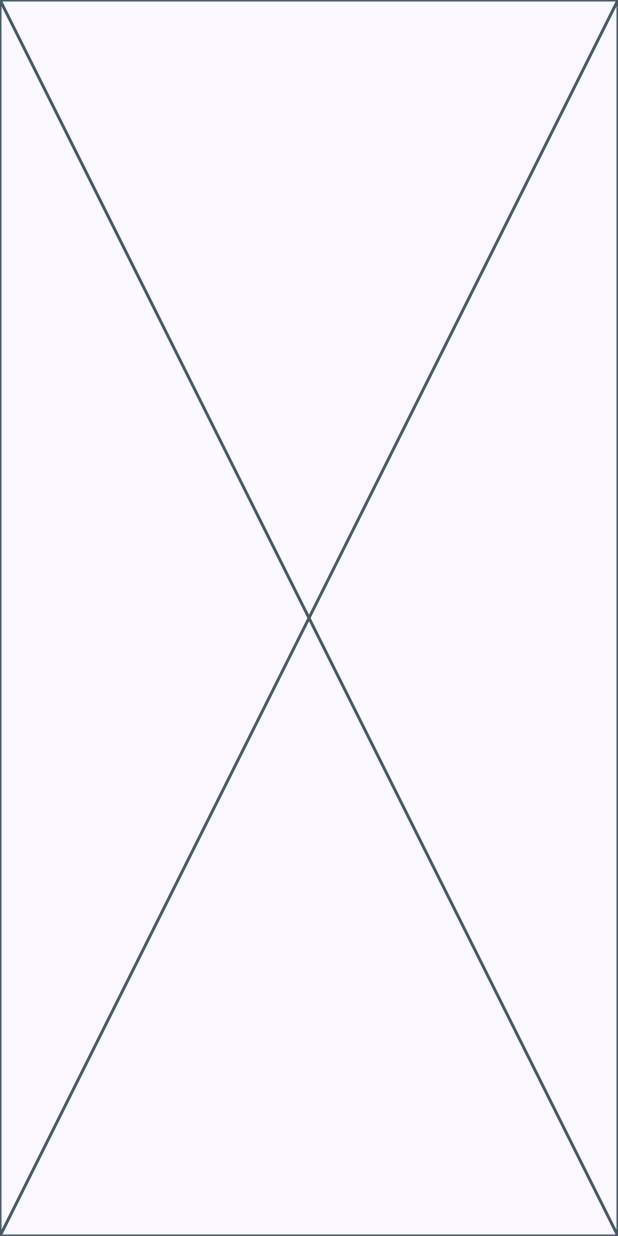
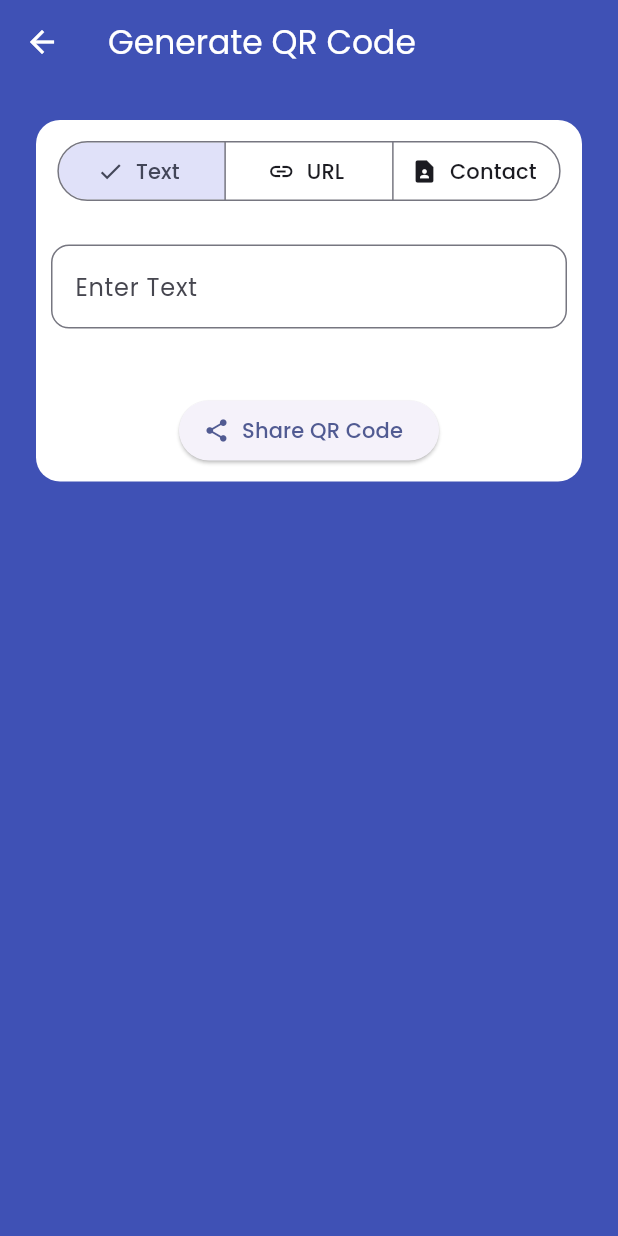
Before and after one commit to AbdulazizShaban2003/QR-code-scanner, a Flutter app: the QrGeneratorScreen screen opened directly, on a phone screen of 412 x 824 dp. Run offline on Flutter 3.47's test engine with Material 3 defaults, Android fonts, the phone set to English and light mode, and no system bars; our stand-ins replace google_fonts, qr_flutter, screenshot, share_plus.

Commit message:
install all tools && finsh generate QR code

```diff
--- a/lib/features/home/presentation/view/qr_generator_screen.dart
+++ b/lib/features/home/presentation/view/qr_generator_screen.dart
@@ -1,9 +1,10 @@
 import 'dart:io';
-
 import 'package:flutter/material.dart';
+import 'package:google_fonts/google_fonts.dart';
 import 'package:path_provider/path_provider.dart';
 import 'package:screenshot/screenshot.dart';
 import 'package:share_plus/share_plus.dart';
+import 'package:qr_flutter/qr_flutter.dart';
 
 class QrGeneratorScreen extends StatefulWidget {
   const QrGeneratorScreen({super.key});
@@ -11,6 +12,7 @@ class QrGeneratorScreen extends StatefulWidget {
   @override
   State<QrGeneratorScreen> createState() => _QrGeneratorScreenState();
 }
+
 class _QrGeneratorScreenState extends State<QrGeneratorScreen> {
   final TextEditingController _textController = TextEditingController();
   final ScreenshotController _screenshotController = ScreenshotController();
@@ -22,45 +24,46 @@ class _QrGeneratorScreenState extends State<QrGeneratorScreen> {
     'email': TextEditingController(),
     'url': TextEditingController(),
   };
+
   String _generateQrData() {
     switch (selectedType) {
       case 'contact':
-        return ''' BEGIN:VCARD
-        VERSION:3.0
-        FN:${_controllers['name']?.text}
-         TEL:${_controllers['phone']?.text}
-        EMAIL:${_controllers['email']?.text}
-        END:VCARD''';
-      case 'Url':
-        String Url = _controllers['Url']?.text ?? '';
-        if (!Url.startsWith('http://') && !Url.startsWith('https://')) {
-          Url = 'https://$Url';
+        return '''BEGIN:VCARD
+VERSION:3.0
+FN:${_controllers['name']?.text}
+TEL:${_controllers['phone']?.text}
+EMAIL:${_controllers['email']?.text}
+END:VCARD''';
+      case 'url':
+        String url = _controllers['url']?.text ?? '';
+        if (!url.startsWith('http://') && !url.startsWith('https://')) {
+          url = 'https://$url';
         }
-        return Url;
+        return url;
       default:
         return _textController.text;
     }
   }
+
   Future<void> _shareQRCode() async {
     final directory = await getApplicationDocumentsDirectory();
     final imagePath = '${directory.path}/qr_code.png';
     final capture = await _screenshotController.capture();
-    if (capture == null) return null;
+    if (capture == null) return;
 
     File imageFile = File(imagePath);
     await imageFile.writeAsBytes(capture);
     await Share.shareXFiles([XFile(imagePath)], text: "Share QR Code");
   }
+
   Widget _buildTextField(TextEditingController controller, String label) {
     return Padding(
-      padding: EdgeInsets.only(bottom: 16),
+      padding: const EdgeInsets.only(bottom: 16),
       child: TextField(
         controller: controller,
         decoration: InputDecoration(
           labelText: label,
-          border: OutlineInputBorder(
-            borderRadius: BorderRadius.circular(12),
-          ),
+          border: OutlineInputBorder(borderRadius: BorderRadius.circular(12)),
         ),
         onChanged: (_) {
           setState(() {
@@ -70,8 +73,9 @@ class _QrGeneratorScreenState extends State<QrGeneratorScreen> {
       ),
     );
   }
+
   Widget _buildInputTextField() {
-    switch(selectedType){
+    switch (selectedType) {
       case 'contact':
         return Column(
           children: [
@@ -80,16 +84,14 @@ class _QrGeneratorScreenState extends State<QrGeneratorScreen> {
             _buildTextField(_controllers['email']!, "Email"),
           ],
         );
-      case 'Url':
-        return _buildTextField(_controllers['Url']!, "URL");
+      case 'url':
+        return _buildTextField(_controllers['url']!, "URL");
       default:
         return TextField(
           controller: _textController,
           decoration: InputDecoration(
             labelText: "Enter Text",
-            border: OutlineInputBorder(
-              borderRadius: BorderRadius.circular(12),
-            ),
+            border: OutlineInputBorder(borderRadius: BorderRadius.circular(12)),
           ),
           onChanged: (value) {
             setState(() {
@@ -102,6 +104,107 @@ class _QrGeneratorScreenState extends State<QrGeneratorScreen> {
 
   @override
   Widget build(BuildContext context) {
-    return const Placeholder();
+    return Scaffold(
+      backgroundColor: Colors.indigo,
+      appBar: AppBar(
+        foregroundColor: Colors.white,
+        backgroundColor: Colors.indigo,
+        elevation: 0,
+        title: Text("Generate QR Code", style: GoogleFonts.poppins()),
+      ),
+      body: Padding(
+        padding: const EdgeInsets.all(20),
+        child: SingleChildScrollView(
+          child: Column(
+            crossAxisAlignment: CrossAxisAlignment.center,
+            children: [
+              Card(
+                color: Colors.white,
+                elevation: 0,
+                shape: RoundedRectangleBorder(
+                  borderRadius: BorderRadius.circular(16),
+                ),
+                child: Padding(
+                  padding: const EdgeInsets.all(10),
+                  child: Column(
+                    mainAxisAlignment: MainAxisAlignment.center,
+                    children: [
+                      SegmentedButton<String>(
+                        onSelectionChanged: (Set<String> selection) {
+                          setState(() {
+                            selectedType = selection.first;
+                            qrData = '';
+                          });
+                        },
+                        segments: const [
+                          ButtonSegment(
+                            value: 'text',
+                            label: Text("Text"),
+                            icon: Icon(Icons.text_fields),
+                          ),
+                          ButtonSegment(
+                            value: 'url',
+                            label: Text("URL"),
+                            icon: Icon(Icons.link),
+                          ),
+                          ButtonSegment(
+                            value: 'contact',
+                            label: Text("Contact"),
+                            icon: Icon(Icons.contact_page),
+                          ),
+                        ],
+                        selected: {selectedType},
+                      ),
+                      const SizedBox(height: 25),
+                      _buildInputTextField(),
+                      const SizedBox(height: 24),
+                      if (qrData.isNotEmpty)
+                        Column(
+                          children: [
+                            Card(
+                              color: Colors.white,
+                              elevation: 0,
+                              shape: RoundedRectangleBorder(
+                                borderRadius: BorderRadius.circular(16),
+                              ),
+                              child: Padding(
+                                padding: const EdgeInsets.all(16),
+                                child: Column(
+                                  children: [
+                                    Screenshot(
+                                      controller: _screenshotController,
+                                      child: Container(
+                                        color: Colors.white,
+                                        padding: const EdgeInsets.all(16),
+                                        child: QrImageView(
+                                          data: qrData,
+                                          version: QrVersions.auto,
+                                          size: 200,
+                                          errorCorrectionLevel:
+                                              QrErrorCorrectLevel.H,
+                                        ),
+                                      ),
+                                    ),
+                                  ],
+                                ),
+                              ),
+                            ),
+                          ],
+                        ),
+                      const SizedBox(height: 20),
+                      ElevatedButton.icon(
+                        onPressed: _shareQRCode,
+                        icon: const Icon(Icons.share),
+                        label: const Text("Share QR Code"),
+                      ),
+                    ],
+                  ),
+                ),
+              ),
+            ],
+          ),
+        ),
+      ),
+    );
   }
 }
```
